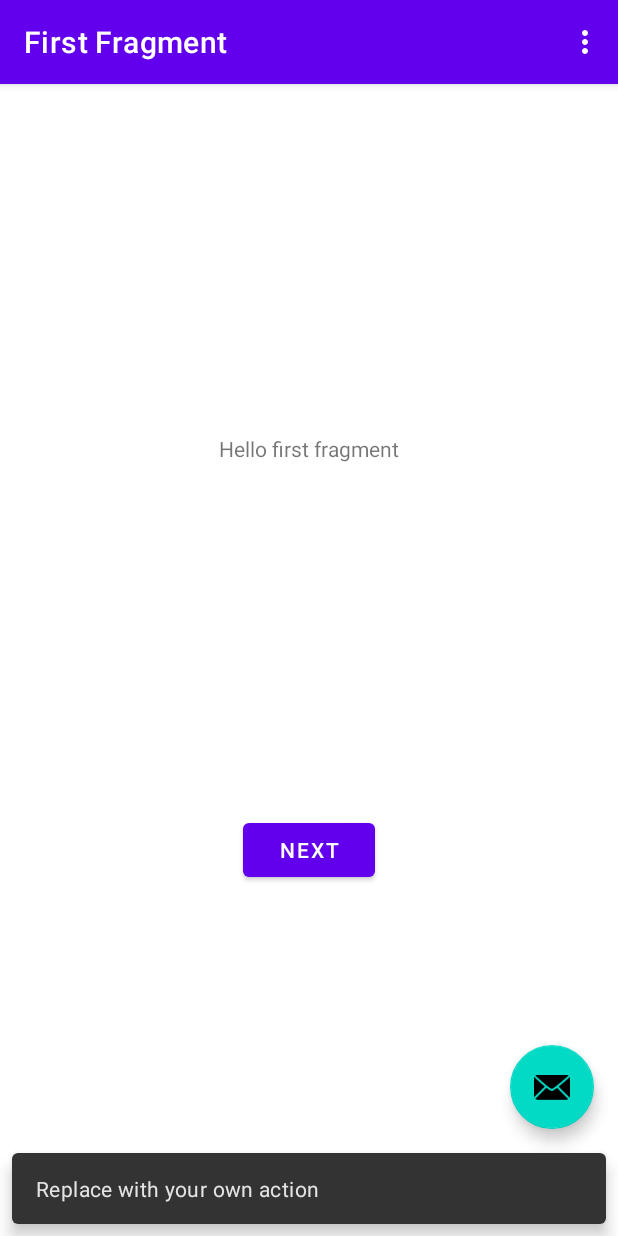
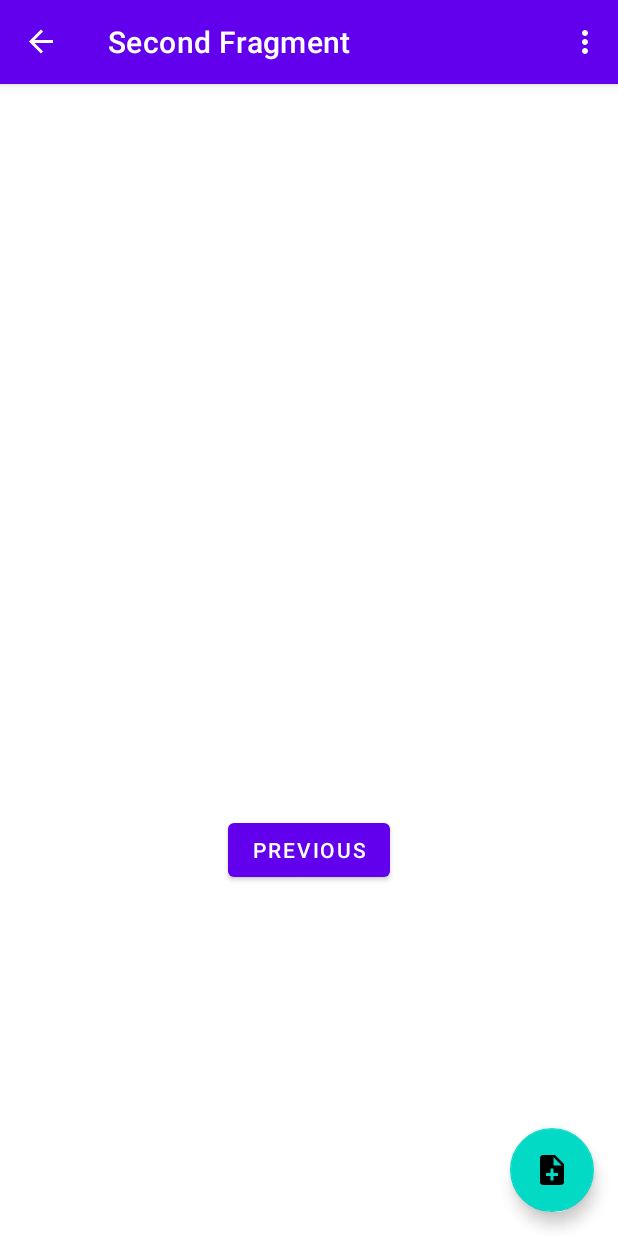
Before and after one commit to WajidAli007/ToDoApplication, an Android app: the screen it shows after launch (MainActivity), after a tap on an icon or button, on a phone screen of 412 x 824 dp. Run offline under Robolectric (Android 15) with nearby library versions, the phone set to English and light mode, and no system bars; our stand-ins replace Dagger/Hilt's generated code, Room's generated code, navigation-ui.

```diff
--- a/app/src/main/AndroidManifest.xml
+++ b/app/src/main/AndroidManifest.xml
@@ -3,6 +3,7 @@
     package="com.example.todoapplication">
 
     <application
+        android:name=".AppController"
         android:allowBackup="true"
         android:icon="@mipmap/ic_launcher"
         android:label="@string/app_name"
@@ -10,7 +11,7 @@
         android:supportsRtl="true"
         android:theme="@style/Theme.ToDoApplication">
         <activity
-            android:name=".MainActivity"
+            android:name=".ui.MainActivity"
             android:exported="true"
             android:label="@string/app_name"
             android:theme="@style/Theme.ToDoApplication.NoActionBar">
--- /dev/null
+++ b/app/src/main/java/com/example/todoapplication/AppController.kt
@@ -0,0 +1,33 @@
+package com.example.todoapplication
+
+import androidx.multidex.MultiDexApplication
+import com.example.todoapplication.di.DaggerDiComponent
+
+/**
+ * @Author: Wajid.Ali
+ * @Date: 10/13/2021
+ */
+
+
+class AppController : MultiDexApplication() {
+
+    companion object{
+        private lateinit var appController : AppController
+        fun getInstance() : AppController{
+            return appController
+        }
+    }
+
+    override fun onCreate() {
+        super.onCreate()
+
+        appController = this
+
+//        DaggerDiComponent.builder()
+////            .application(this)
+////            .context(this)
+//            .build()
+
+    }
+
+}
--- /dev/null
+++ b/app/src/main/java/com/example/todoapplication/db/daos/TaskDao.kt
@@ -0,0 +1,30 @@
+package com.example.todoapplication.db.daos
+
+import androidx.lifecycle.LiveData
+import androidx.room.Dao
+import androidx.room.Delete
+import androidx.room.Insert
+import androidx.room.Query
+import com.example.todoapplication.db.entities.TaskEntity
+
+/**
+ * @Author: Wajid.Ali
+ * @Date: 10/13/2021
+ */
+
+@Dao
+interface TaskDao {
+
+    @Query("SELECT * FROM task_entity")
+    suspend fun getAllTasks(): List<TaskEntity>
+
+    @Query("SELECT * FROM task_entity WHERE taskId = :id")
+    suspend fun getTaskById(id: Int): TaskEntity
+
+    @Insert
+    suspend fun addTask(task: TaskEntity)
+
+    @Delete
+    suspend fun deleteTask(task: TaskEntity)
+
+}
--- /dev/null
+++ b/app/src/main/java/com/example/todoapplication/di/DiModule.kt
@@ -0,0 +1,49 @@
+package com.example.todoapplication.di
+
+import android.content.Context
+import androidx.room.Room
+import com.example.todoapplication.AppController
+import com.example.todoapplication.db.MyRoomDatabase
+import com.example.todoapplication.db.daos.TaskDao
+import dagger.Module
+import dagger.Provides
+import javax.inject.Singleton
+
+/**
+ * @Author: Wajid.Ali
+ * @Date: 10/13/2021
+ */
+
+@Module
+class DiModule {
+
+    //DB
+    @Singleton
+    @Provides
+    fun provideDatabase(context: Context): MyRoomDatabase {
+        return Room.databaseBuilder(
+            context,
+            MyRoomDatabase::class.java,
+            "database_todo"
+        ).build()
+    }
+
+    @Singleton
+    @Provides
+    fun provideTaskDao(db : MyRoomDatabase) : TaskDao {
+        return db.taskDao()
+    }
+
+    @Singleton
+    @Provides
+    fun provideApplication() : AppController {
+        return AppController.getInstance()
+    }
+
+    @Singleton
+    @Provides
+    fun provideContext() : Context {
+        return AppController.getInstance()
+    }
+
+}
--- a/app/src/main/java/com/example/todoapplication/MainActivity.kt
+++ b/app/src/main/java/com/example/todoapplication/ui/MainActivity.kt
@@ -1,6 +1,7 @@
-package com.example.todoapplication
+package com.example.todoapplication.ui
 
 import android.os.Bundle
+import android.util.Log
 import com.google.android.material.snackbar.Snackbar
 import androidx.appcompat.app.AppCompatActivity
 import androidx.navigation.findNavController
@@ -9,15 +10,25 @@ import androidx.navigation.ui.navigateUp
 import androidx.navigation.ui.setupActionBarWithNavController
 import android.view.Menu
 import android.view.MenuItem
+import androidx.navigation.fragment.findNavController
+import com.example.todoapplication.AppController
+import com.example.todoapplication.R
 import com.example.todoapplication.databinding.ActivityMainBinding
+import com.example.todoapplication.di.DaggerDiComponent
+import javax.inject.Inject
 
 class MainActivity : AppCompatActivity() {
 
     private lateinit var appBarConfiguration: AppBarConfiguration
     private lateinit var binding: ActivityMainBinding
 
+    @Inject
+    lateinit var app : AppController
+
     override fun onCreate(savedInstanceState: Bundle?) {
         super.onCreate(savedInstanceState)
+
+        DaggerDiComponent.create().inject(this)
 
         binding = ActivityMainBinding.inflate(layoutInflater)
         setContentView(binding.root)
@@ -29,9 +40,13 @@ class MainActivity : AppCompatActivity() {
         setupActionBarWithNavController(navController, appBarConfiguration)
 
         binding.fab.setOnClickListener { view ->
-            Snackbar.make(view, "Replace with your own action", Snackbar.LENGTH_LONG)
-                .setAction("Action", null).show()
+            findNavController(R.id.nav_host_fragment_content_main).navigate(R.id.action_FirstFragment_to_SecondFragment)
         }
+    }
+
+    override fun onResume() {
+        super.onResume()
+        Log.e("MAIN_ACTIVITY", "AppController, is null ${app == null}")
     }
 
     override fun onCreateOptionsMenu(menu: Menu): Boolean {
--- a/app/src/main/java/com/example/todoapplication/FirstFragment.kt
+++ b/app/src/main/java/com/example/todoapplication/ui/SecondFragment.kt
@@ -1,4 +1,4 @@
-package com.example.todoapplication
+package com.example.todoapplication.ui
 
 import android.os.Bundle
 import androidx.fragment.app.Fragment
@@ -6,14 +6,15 @@ import android.view.LayoutInflater
 import android.view.View
 import android.view.ViewGroup
 import androidx.navigation.fragment.findNavController
-import com.example.todoapplication.databinding.FragmentFirstBinding
+import com.example.todoapplication.R
+import com.example.todoapplication.databinding.FragmentSecondBinding
 
 /**
- * A simple [Fragment] subclass as the default destination in the navigation.
+ * A simple [Fragment] subclass as the second destination in the navigation.
  */
-class FirstFragment : Fragment() {
+class SecondFragment : Fragment() {
 
-    private var _binding: FragmentFirstBinding? = null
+    private var _binding: FragmentSecondBinding? = null
 
     // This property is only valid between onCreateView and
     // onDestroyView.
@@ -24,7 +25,7 @@ class FirstFragment : Fragment() {
         savedInstanceState: Bundle?
     ): View? {
 
-        _binding = FragmentFirstBinding.inflate(inflater, container, false)
+        _binding = FragmentSecondBinding.inflate(inflater, container, false)
         return binding.root
 
     }
@@ -32,8 +33,8 @@ class FirstFragment : Fragment() {
     override fun onViewCreated(view: View, savedInstanceState: Bundle?) {
         super.onViewCreated(view, savedInstanceState)
 
-        binding.buttonFirst.setOnClickListener {
-            findNavController().navigate(R.id.action_FirstFragment_to_SecondFragment)
+        binding.buttonSecond.setOnClickListener {
+            findNavController().navigate(R.id.action_SecondFragment_to_FirstFragment)
         }
     }
 
--- /dev/null
+++ b/app/src/main/res/drawable/ic_baseline_note_add_24.xml
@@ -0,0 +1,5 @@
+<vector android:height="24dp" android:tint="#0069A2"
+    android:viewportHeight="24" android:viewportWidth="24"
+    android:width="24dp" xmlns:android="http://schemas.android.com/apk/res/android">
+    <path android:fillColor="@android:color/white" android:pathData="M14,2L6,2c-1.1,0 -1.99,0.9 -1.99,2L4,20c0,1.1 0.89,2 1.99,2L18,22c1.1,0 2,-0.9 2,-2L20,8l-6,-6zM16,16h-3v3h-2v-3L8,16v-2h3v-3h2v3h3v2zM13,9L13,3.5L18.5,9L13,9z"/>
+</vector>
--- a/app/src/main/res/layout/activity_main.xml
+++ b/app/src/main/res/layout/activity_main.xml
@@ -4,7 +4,7 @@
     xmlns:tools="http://schemas.android.com/tools"
     android:layout_width="match_parent"
     android:layout_height="match_parent"
-    tools:context=".MainActivity">
+    tools:context=".ui.MainActivity">
 
     <com.google.android.material.appbar.AppBarLayout
         android:layout_width="match_parent"
@@ -29,6 +29,6 @@
         android:layout_gravity="bottom|end"
         android:layout_marginEnd="@dimen/fab_margin"
         android:layout_marginBottom="16dp"
-        app:srcCompat="@android:drawable/ic_dialog_email" />
+        app:srcCompat="@drawable/ic_baseline_note_add_24" />
 
 </androidx.coordinatorlayout.widget.CoordinatorLayout>
--- a/app/src/main/res/layout/fragment_first.xml
+++ b/app/src/main/res/layout/fragment_first.xml
@@ -4,7 +4,7 @@
     xmlns:tools="http://schemas.android.com/tools"
     android:layout_width="match_parent"
     android:layout_height="match_parent"
-    tools:context=".FirstFragment">
+    tools:context=".ui.FirstFragment">
 
     <TextView
         android:id="@+id/textview_first"
--- a/app/src/main/res/layout/fragment_second.xml
+++ b/app/src/main/res/layout/fragment_second.xml
@@ -4,7 +4,7 @@
     xmlns:tools="http://schemas.android.com/tools"
     android:layout_width="match_parent"
     android:layout_height="match_parent"
-    tools:context=".SecondFragment">
+    tools:context=".ui.SecondFragment">
 
     <TextView
         android:id="@+id/textview_second"
--- a/app/src/main/res/menu/menu_main.xml
+++ b/app/src/main/res/menu/menu_main.xml
@@ -1,7 +1,7 @@
 <menu xmlns:android="http://schemas.android.com/apk/res/android"
     xmlns:app="http://schemas.android.com/apk/res-auto"
     xmlns:tools="http://schemas.android.com/tools"
-    tools:context="com.example.todoapplication.MainActivity">
+    tools:context="com.example.todoapplication.ui.MainActivity">
     <item
         android:id="@+id/action_settings"
         android:orderInCategory="100"
--- a/app/src/main/res/navigation/nav_graph.xml
+++ b/app/src/main/res/navigation/nav_graph.xml
@@ -7,7 +7,7 @@
 
     <fragment
         android:id="@+id/FirstFragment"
-        android:name="com.example.todoapplication.FirstFragment"
+        android:name="com.example.todoapplication.ui.FirstFragment"
         android:label="@string/first_fragment_label"
         tools:layout="@layout/fragment_first">
 
@@ -17,7 +17,7 @@
     </fragment>
     <fragment
         android:id="@+id/SecondFragment"
-        android:name="com.example.todoapplication.SecondFragment"
+        android:name="com.example.todoapplication.ui.SecondFragment"
         android:label="@string/second_fragment_label"
         tools:layout="@layout/fragment_second">
 
```
Also changed, not shown: app/build.gradle (+31 -6 lines), app/src/main/java/com/example/todoapplication/db/MyRoomDatabase.kt (added, +16 -0 lines), app/src/main/java/com/example/todoapplication/db/entities/TaskEntity.kt (added, +19 -0 lines), app/src/main/java/com/example/todoapplication/di/DiComponent.kt (added, +20 -0 lines), app/src/main/java/com/example/todoapplication/ui/FirstFragment.kt (renamed from app/src/main/java/com/example/todoapplication/SecondFragment.kt, +9 -8 lines), 1 other file.
